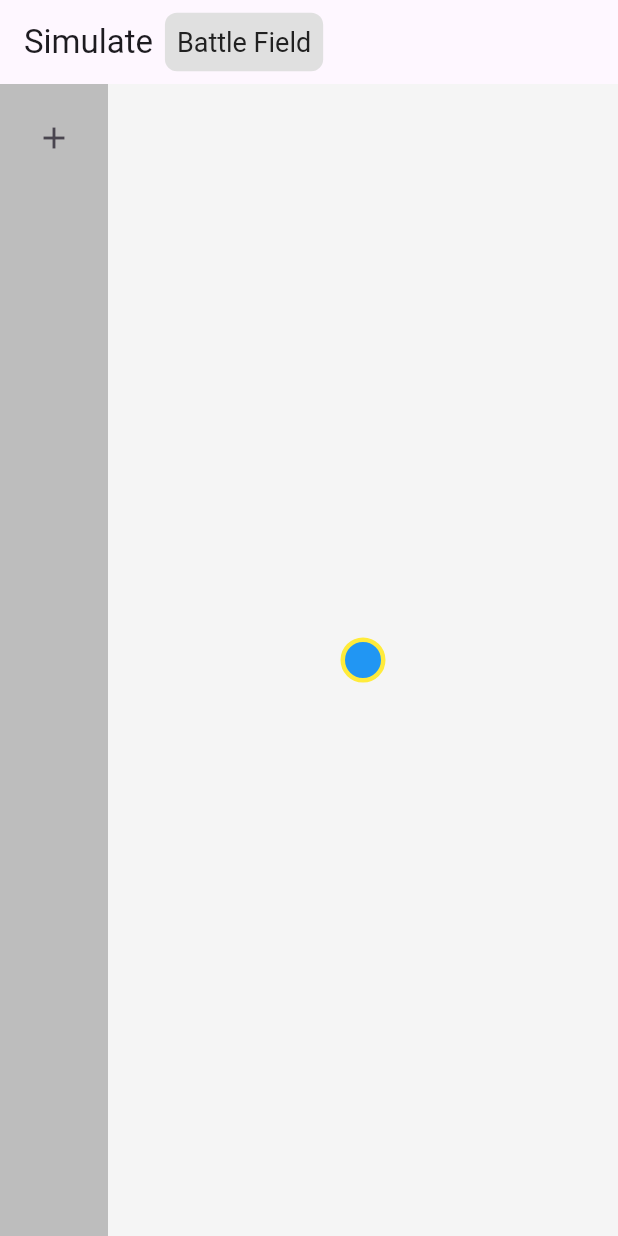
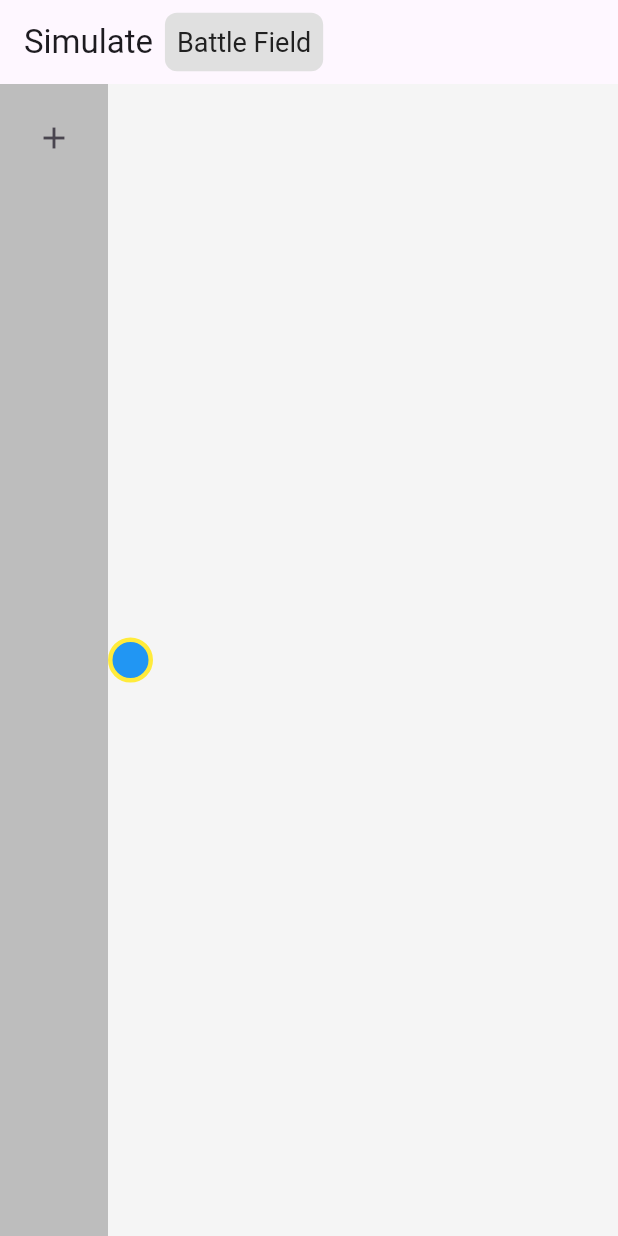
Before and after one commit to joehuang610154/game_prototype_simulator, a Flutter app: the screen it shows after launch, after a tap on the "add" icon, on a phone screen of 412 x 824 dp. Run offline on Flutter 3.47's test engine with Material 3 defaults, Android fonts, the phone set to English and light mode, and no system bars; our stand-ins replace freezed_annotation, get_it, injectable, rxdart.

Commit message:
change stack to row to show all game objects

```diff
--- a/lib/pages/simulate/simulate_page.dart
+++ b/lib/pages/simulate/simulate_page.dart
@@ -91,7 +91,7 @@ class _SimulateViewState extends State<SimulateView> {
               child: RxBuilder(
                 viewModel.gameObjects,
                 builder: (context, gameObjects) {
-                  return Stack(
+                  return Row(
                     children: gameObjects.map((gameObject) {
                       return GameObjectView(
                         gameObject.id,
```
